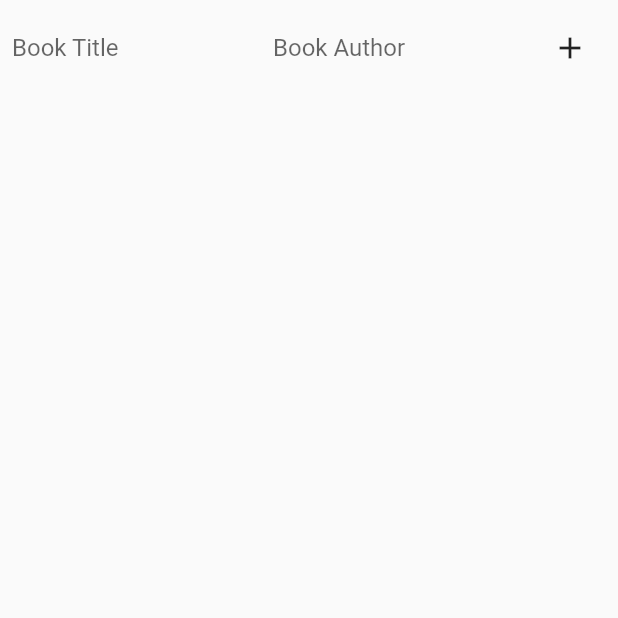
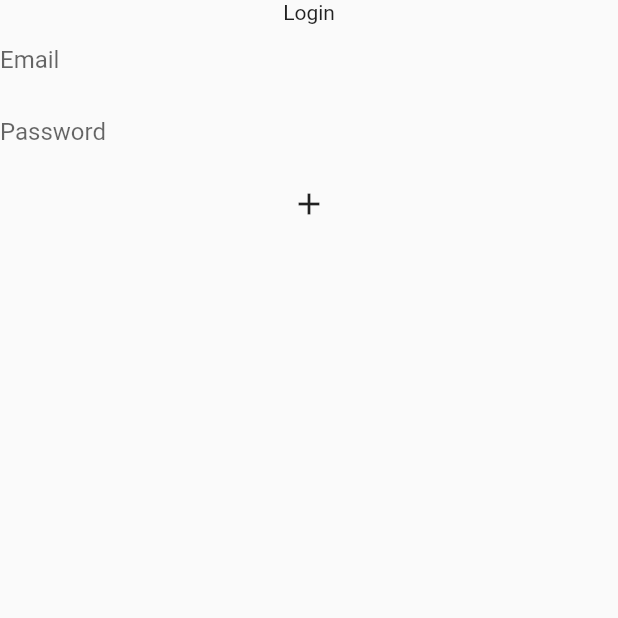
Before and after one commit to sethrandalldev/flutter-bookshelf, a Flutter app: the screen it shows after launch, on a phone screen of 412 x 824 dp, the top half of it. Run offline on Flutter 3.47's test engine with Material 2 defaults, Android fonts, the phone set to English and light mode, and no system bars; our stand-ins replace cloud_firestore, firebase_auth, firebase_core; missing offline and left inert: cloud_firestore_web, firebase_auth_web, firebase_core_web; accounts and stored records are empty.

Commit message:
[ADDED] register and login widgets

```diff
--- a/lib/generated_plugin_registrant.dart
+++ b/lib/generated_plugin_registrant.dart
@@ -3,6 +3,7 @@
 //
 
 import 'package:cloud_firestore_web/cloud_firestore_web.dart';
+import 'package:firebase_auth_web/firebase_auth_web.dart';
 import 'package:firebase_core_web/firebase_core_web.dart';
 
 import 'package:flutter_web_plugins/flutter_web_plugins.dart';
@@ -10,6 +11,7 @@ import 'package:flutter_web_plugins/flutter_web_plugins.dart';
 // ignore: public_member_api_docs
 void registerPlugins(Registrar registrar) {
   FirebaseFirestoreWeb.registerWith(registrar);
+  FirebaseAuthWeb.registerWith(registrar);
   FirebaseCoreWeb.registerWith(registrar);
   registrar.registerMessageHandler();
 }
--- /dev/null
+++ b/lib/login.dart
@@ -0,0 +1,36 @@
+import 'package:firebase_auth/firebase_auth.dart';
+import 'package:flutter/material.dart';
+
+class Login extends StatefulWidget {
+  final FirebaseAuth auth;
+
+  const Login({this.auth});
+
+  @override
+  _LoginState createState() => _LoginState();
+}
+
+class _LoginState extends State<Login> {
+
+  final emailFieldText = TextEditingController();
+  final passwordFieldText = TextEditingController();
+
+  @override
+  Widget build(BuildContext context) {
+    return Container(
+      height: MediaQuery.of(context).size.height,
+      child: Column(
+        children: [
+          Text('Login'),
+          TextField(
+            decoration: InputDecoration(
+              border: InputBorder.none,
+              hintText: 'Email',
+            ),
+            controller: emailFieldText,
+          ),
+        ],
+      )
+    );
+  }
+}
--- a/lib/main.dart
+++ b/lib/main.dart
@@ -1,6 +1,8 @@
 import 'package:bookshelf/firebase_error.dart';
 import 'package:bookshelf/loading.dart';
-import 'package:bookshelf/screens/bookshelf/bookshelf.dart';
+import 'package:bookshelf/login.dart';
+import 'package:bookshelf/register.dart';
+import 'package:firebase_auth/firebase_auth.dart';
 import 'package:firebase_core/firebase_core.dart';
 import 'package:flutter/material.dart';
 
@@ -15,20 +17,14 @@ class App extends StatelessWidget {
   @override
   Widget build(BuildContext context) {
     return FutureBuilder(
-      // Initialize FlutterFire:
       future: _initialization,
       builder: (context, snapshot) {
-        // Check for errors
         if (snapshot.hasError) {
           return FirebaseError();
         }
-
-        // Once complete, show your application
         if (snapshot.connectionState == ConnectionState.done) {
           return MyApp();
         }
-
-        // Otherwise, show something whilst waiting for initialization to complete
         return Loading();
       },
     );
@@ -36,109 +32,52 @@ class App extends StatelessWidget {
 }
 
 class MyApp extends StatelessWidget {
-  // This widget is the root of your application.
   @override
   Widget build(BuildContext context) {
     return MaterialApp(
       title: 'Flutter Demo',
       theme: ThemeData(
-        // This is the theme of your application.
-        //
-        // Try running your application with "flutter run". You'll see the
-        // application has a blue toolbar. Then, without quitting the app, try
-        // changing the primarySwatch below to Colors.green and then invoke
-        // "hot reload" (press "r" in the console where you ran "flutter run",
-        // or simply save your changes to "hot reload" in a Flutter IDE).
-        // Notice that the counter didn't reset back to zero; the application
-        // is not restarted.
         primarySwatch: Colors.blue,
       ),
-      home: Bookshelf(),
+      home: MyHomePage(),
     );
   }
 }
 
 class MyHomePage extends StatefulWidget {
-  MyHomePage({Key key, this.title}) : super(key: key);
-
-  // This widget is the home page of your application. It is stateful, meaning
-  // that it has a State object (defined below) that contains fields that affect
-  // how it looks.
-
-  // This class is the configuration for the state. It holds the values (in this
-  // case the title) provided by the parent (in this case the App widget) and
-  // used by the build method of the State. Fields in a Widget subclass are
-  // always marked "final".
-
-  final String title;
-
   @override
   _MyHomePageState createState() => _MyHomePageState();
 }
 
 class _MyHomePageState extends State<MyHomePage> {
-  int _counter = 0;
 
-  void _incrementCounter() {
-    setState(() {
-      // This call to setState tells the Flutter framework that something has
-      // changed in this State, which causes it to rerun the build method below
-      // so that the display can reflect the updated values. If we changed
-      // _counter without calling setState(), then the build method would not be
-      // called again, and so nothing would appear to happen.
-      _counter++;
-    });
-  }
+  FirebaseAuth auth = FirebaseAuth.instance;
+
+
+
 
   @override
   Widget build(BuildContext context) {
-    // This method is rerun every time setState is called, for instance as done
-    // by the _incrementCounter method above.
-    //
-    // The Flutter framework has been optimized to make rerunning build methods
-    // fast, so that you can just rebuild anything that needs updating rather
-    // than having to individually change instances of widgets.
+
+    auth
+        .authStateChanges()
+        .listen((User user) {
+          if (user == null) {
+            print('User is currently signed out!');
+          } else {
+            print('User is signed in!');
+          }
+        });
+
     return Scaffold(
-      appBar: AppBar(
-        // Here we take the value from the MyHomePage object that was created by
-        // the App.build method, and use it to set our appbar title.
-        title: Text(widget.title),
-      ),
       body: Center(
-        // Center is a layout widget. It takes a single child and positions it
-        // in the middle of the parent.
         child: Column(
-          // Column is also a layout widget. It takes a list of children and
-          // arranges them vertically. By default, it sizes itself to fit its
-          // children horizontally, and tries to be as tall as its parent.
-          //
-          // Invoke "debug painting" (press "p" in the console, choose the
-          // "Toggle Debug Paint" action from the Flutter Inspector in Android
-          // Studio, or the "Toggle Debug Paint" command in Visual Studio Code)
-          // to see the wireframe for each widget.
-          //
-          // Column has various properties to control how it sizes itself and
-          // how it positions its children. Here we use mainAxisAlignment to
-          // center the children vertically; the main axis here is the vertical
-          // axis because Columns are vertical (the cross axis would be
-          // horizontal).
           mainAxisAlignment: MainAxisAlignment.center,
           children: <Widget>[
-            Text(
-              'You have pushed the button this many times:',
-            ),
-            Text(
-              '$_counter',
-              style: Theme.of(context).textTheme.headline4,
-            ),
+            Register(auth: auth),
           ],
         ),
       ),
-      floatingActionButton: FloatingActionButton(
-        onPressed: _incrementCounter,
-        tooltip: 'Increment',
-        child: Icon(Icons.add),
-      ), // This trailing comma makes auto-formatting nicer for build methods.
     );
   }
 }
--- /dev/null
+++ b/lib/register.dart
@@ -0,0 +1,64 @@
+import 'package:firebase_auth/firebase_auth.dart';
+import 'package:flutter/material.dart';
+
+class Register extends StatefulWidget {
+  final FirebaseAuth auth;
+
+  const Register({this.auth});
+
+  @override
+  _RegisterState createState() => _RegisterState();
+}
+
+class _RegisterState extends State<Register> {
+
+  final emailFieldText = TextEditingController();
+  final passwordFieldText = TextEditingController();
+
+  void register() async {
+    debugPrint('register');
+    debugPrint(emailFieldText.text);
+    try {
+      UserCredential userCredential = await widget.auth.createUserWithEmailAndPassword(
+        email: emailFieldText.text,
+        password: passwordFieldText.text,
+      );
+    } on FirebaseAuthException catch (e) {
+      if (e.code == 'weak-password') {
+        debugPrint('The password provided is too weak.');
+      } else if (e.code == 'email-already-in-use') {
+        debugPrint('The account already exists for the email');
+      }
+    } catch (e) {
+      debugPrint(e);
+    }
+  }
+
+  @override
+  Widget build(BuildContext context) {
+    return Container(
+      height: MediaQuery.of(context).size.height,
+      child: Column(
+        children: [
+          Text('Login'),
+          TextField(
+            decoration: InputDecoration(
+              border: InputBorder.none,
+              hintText: 'Email',
+            ),
+            controller: emailFieldText,
+          ),
+          TextField(
+            obscureText: true,
+            decoration: InputDecoration(
+              border: InputBorder.none,
+              hintText: 'Password',
+            ),
+            controller: passwordFieldText,
+          ),
+          IconButton(icon: Icon(Icons.add), onPressed: register)
+        ],
+      )
+    );
+  }
+}
--- a/lib/screens/bookshelf/bookshelf.dart
+++ b/lib/screens/bookshelf/bookshelf.dart
@@ -1,4 +1,4 @@
-import 'package:bookshelf/bookshelf_list.dart';
+import 'package:bookshelf/screens/bookshelf/bookshelf_list.dart';
 import 'package:flutter/material.dart';
 import 'package:cloud_firestore/cloud_firestore.dart';
 
@@ -35,17 +35,24 @@ class _BookshelfState extends State<Bookshelf> {
 
     return Container(
       height: MediaQuery.of(context).size.height,
-      child: Scaffold(body:
-        Padding(
+      child: Scaffold(
+        appBar: AppBar(title: Center(child: Text('Bookshelf'))),
+        body: Padding(
           padding: const EdgeInsets.all(8.0),
           child: Column(
             children: [
-              Row(children: [
+              Container(
+                  color: Colors.white,
+                  child: Padding(
+                    padding: const EdgeInsets.symmetric(horizontal: 100.0),
+                    child: Row(
+
+                      children: [
                       Flexible(
                         child: TextField(
                           decoration: InputDecoration(
                             border: InputBorder.none,
-                      hintText: 'Book Title'
+                            hintText: 'Book Title',
                           ),
                           controller: titleFieldText,
                         ),
@@ -62,7 +69,8 @@ class _BookshelfState extends State<Bookshelf> {
                       icon: Icon(Icons.add)
                     ),
                     ],),
-
+                  ),
+                ),
               Expanded( child: BookshelfList())
             ]
           ),
--- a/lib/bookshelf_list.dart
+++ b/lib/screens/bookshelf/bookshelf_list.dart
@@ -1,3 +1,4 @@
+import 'package:bookshelf/screens/bookshelf/bookshelf_item.dart';
 import 'package:cloud_firestore/cloud_firestore.dart';
 import 'package:flutter/material.dart';
 
@@ -30,7 +31,10 @@ class BookshelfList extends StatelessWidget {
             return new ListTile(
               title: new Text(document.data()['title']),
               subtitle: new Text(document.data()['author']),
-              trailing: IconButton(icon: Icon(Icons.delete), onPressed: () => deleteBook(document),)
+              trailing: IconButton(icon: Icon(Icons.delete), onPressed: () => deleteBook(document),),
+              onTap: () {
+                Navigator.push(context, MaterialPageRoute(builder: (context) => BookshelfItem(document)));
+              },
             );
           }).toList(),
         );
--- a/pubspec.yaml
+++ b/pubspec.yaml
@@ -26,6 +26,7 @@ dependencies:
 
   firebase_core: "0.5.3"
   cloud_firestore: "^0.14.4"
+  firebase_auth: "^0.18.4+1"
 
   # The following adds the Cupertino Icons font to your application.
   # Use with the CupertinoIcons class for iOS style icons.
```
Also changed, not shown: lib/screens/bookshelf/bookshelf_dialog.dart (added, +17 -0 lines), lib/screens/bookshelf/bookshelf_item.dart (added, +17 -0 lines), 4 other files. Lines whose indentation alone changed are shown as unchanged.
